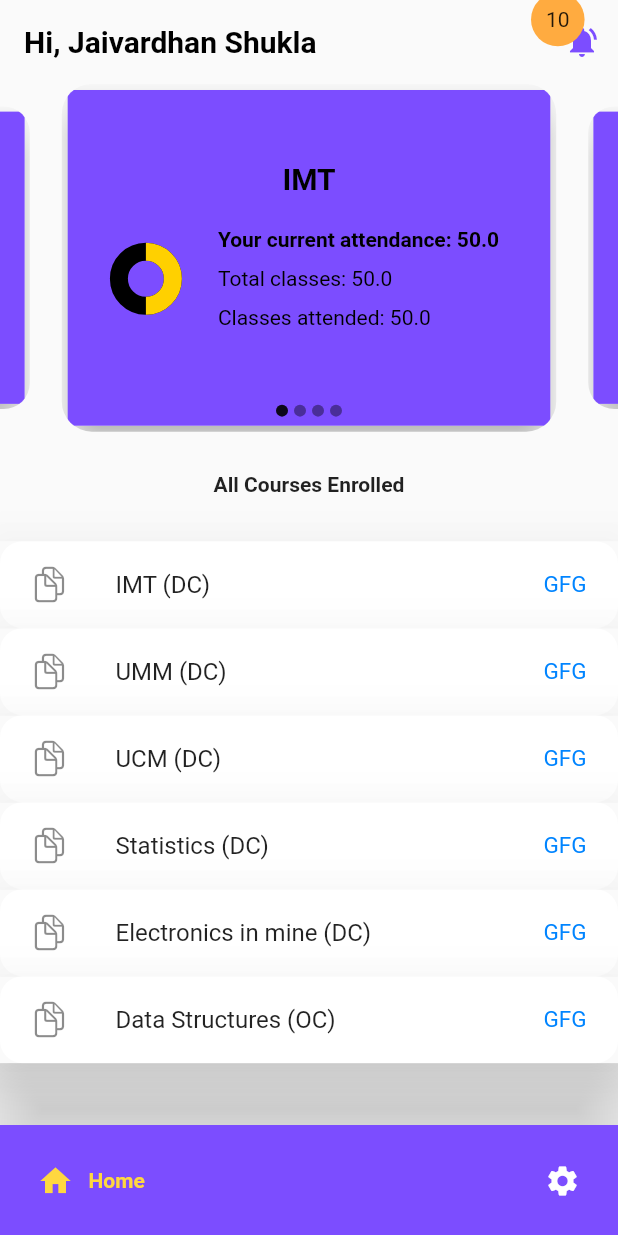
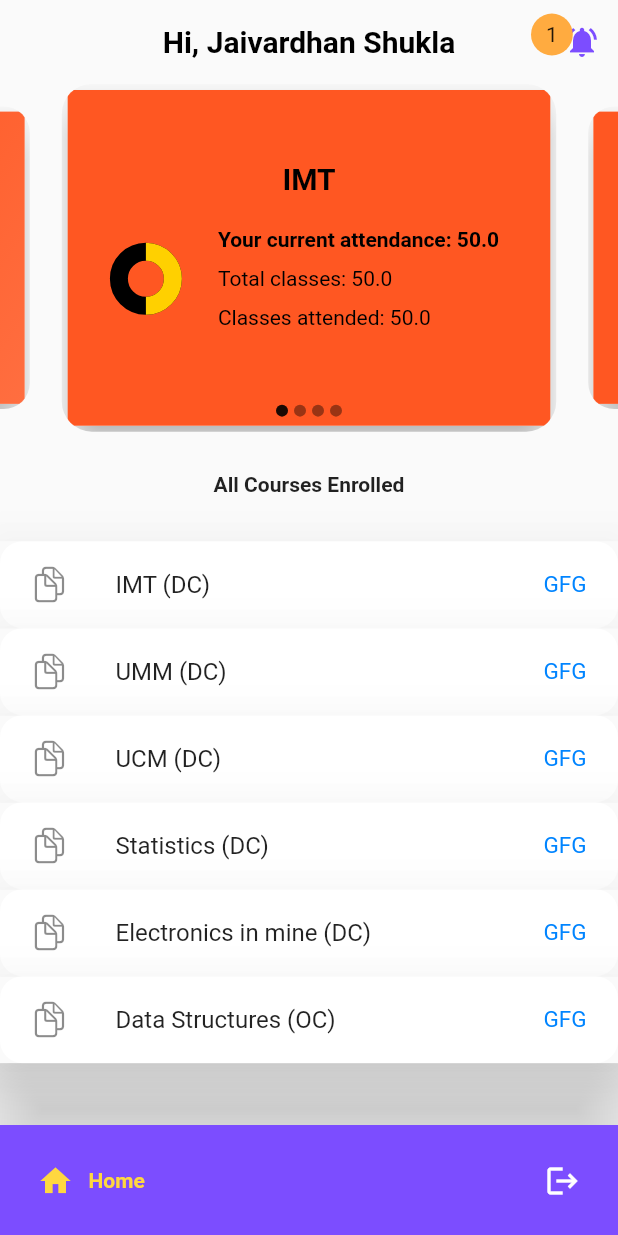
Before and after one commit to jaivsh/Attendance-app-for-department, a Flutter app: the screen it shows after launch, after a tap on "LOGIN", on a phone screen of 412 x 824 dp. Run offline on Flutter 3.47's test engine with Material 2 defaults, Android fonts, the phone set to English and light mode, and no system bars; drawn by our look-alikes of badges, carousel_slider, getwidget, google_nav_bar; our stand-ins replace cloud_firestore, firebase_core, flutter_swiper, google_fonts, open_file and 2 more; missing offline and left inert: dart:ffi, flutter_dynamic_icon, syncfusion_flutter_pdf; accounts and stored records are empty.

Commit message:
moving more stuff-almost done

```diff
--- a/lib/home_screen.dart
+++ b/lib/home_screen.dart
@@ -7,6 +7,7 @@ import 'package:flutter/cupertino.dart';
 import 'package:flutter/material.dart';
 import 'package:flutter/services.dart';
 import 'package:attendance_app/utilities/constants.dart';
+import 'package:flutter_dynamic_icon/flutter_dynamic_icon.dart';
 import 'package:flutter_swiper/flutter_swiper.dart';
 import 'package:getwidget/components/carousel/gf_carousel.dart';
 import 'package:google_nav_bar/google_nav_bar.dart';
@@ -20,7 +21,7 @@ class HomeScreen extends StatefulWidget {
 }
 
 class _HomeScreenState extends State<HomeScreen> {
-  Color _favIconColor = Colors.deepPurpleAccent;
+  final Color _favIconColor = Colors.deepPurpleAccent;
   int _currentIndex = 0;
   static double currentatt = 0.50;
 
@@ -35,7 +36,25 @@ class _HomeScreenState extends State<HomeScreen> {
   }
 
   String username = "Jaivardhan Shukla";
-  int academicnotofications = 10;
+  static int academicnotofications = 1;
+
+  @override
+  void initState() {
+    _showouternotifications(context);
+    super.initState();
+  }
+
+  _showouternotifications(BuildContext context) async {
+    try {
+      await FlutterDynamicIcon.setApplicationIconBadgeNumber(
+          academicnotofications);
+    } on PlatformException {
+      print('Exception: platform not supported for icon badge');
+    } catch (e) {
+      print(e);
+    }
+  }
+
   @override
   Widget build(BuildContext context) {
     return Scaffold(
@@ -49,16 +68,16 @@ class _HomeScreenState extends State<HomeScreen> {
               icon: Icons.home,
               text: 'Home',
               onPressed: () {
-                Navigator.of(context).push(new PageRouteBuilder(
+                Navigator.of(context).push(PageRouteBuilder(
                     opaque: true,
                     transitionDuration: const Duration(),
                     pageBuilder: (BuildContext context, _, __) {
-                      return new HomeScreen();
+                      return HomeScreen();
                     },
                     transitionsBuilder:
                         (_, Animation<double> animation, __, Widget child) {
-                      return new SlideTransition(
-                        position: new Tween<Offset>(
+                      return SlideTransition(
+                        position: Tween<Offset>(
                           begin: const Offset(0, 100),
                           end: Offset.zero,
                         ).animate(animation),
@@ -68,25 +87,10 @@ class _HomeScreenState extends State<HomeScreen> {
               },
             ),
             GButton(
-              icon: Icons.settings,
-              text: 'Settings',
+              icon: Icons.logout,
+              text: 'Logout',
               onPressed: () {
-                Navigator.of(context).push(new PageRouteBuilder(
-                    opaque: true,
-                    transitionDuration: const Duration(),
-                    pageBuilder: (BuildContext context, _, __) {
-                      return new Settings();
-                    },
-                    transitionsBuilder:
-                        (_, Animation<double> animation, __, Widget child) {
-                      return new SlideTransition(
-                        position: new Tween<Offset>(
-                          begin: const Offset(0, 100),
-                          end: Offset.zero,
-                        ).animate(animation),
-                        child: child,
-                      );
-                    }));
+                //implement later
               },
             ),
           ]),
@@ -100,11 +104,13 @@ class _HomeScreenState extends State<HomeScreen> {
               shape: BadgeShape.circle,
               animationDuration: const Duration(seconds: 1),
               badgeColor: Colors.orangeAccent,
-              padding: const EdgeInsets.all(10),
+              padding: const EdgeInsets.only(
+                  top: 20, bottom: 20, left: 10, right: 10),
               badgeContent: Text('$academicnotofications'),
               position: BadgePosition.topStart(),
               child: IconButton(
                 onPressed: () {
+                  _showouternotifications(context);
                   Navigator.push(
                     context,
                     MaterialPageRoute(builder: (context) => const ProfAlert()),
@@ -124,9 +130,11 @@ class _HomeScreenState extends State<HomeScreen> {
         title: Text(
           'Hi, $username',
           style: const TextStyle(
-              fontWeight: FontWeight.bold, color: Colors.black, fontSize: 20),
+            fontWeight: FontWeight.bold,
+            color: Colors.black,
+          ),
         ),
-        centerTitle: false,
+        centerTitle: true,
       ),
       body: Scaffold(
           body: Column(
@@ -144,7 +152,7 @@ class _HomeScreenState extends State<HomeScreen> {
                       borderRadius:
                           const BorderRadius.all(Radius.circular(20.0)),
                       child: Card(
-                        color: Colors.deepPurpleAccent,
+                        color: Colors.deepOrange,
                         elevation: 10,
                         child: card,
                       ),
@@ -249,8 +257,8 @@ class Item1 extends StatelessWidget {
                   1
                 ],
                 colors: [
-                  Colors.deepPurpleAccent,
-                  Colors.deepPurpleAccent,
+                  Colors.deepOrange,
+                  Colors.deepOrange,
                 ]),
           ),
           child: Column(
@@ -333,8 +341,8 @@ class Item2 extends StatelessWidget {
                   1
                 ],
                 colors: [
-                  Colors.deepPurpleAccent,
-                  Colors.deepPurpleAccent,
+                  Colors.deepOrange,
+                  Colors.deepOrange,
                 ]),
           ),
           child: Column(
@@ -417,8 +425,8 @@ class Item3 extends StatelessWidget {
                   1
                 ],
                 colors: [
-                  Colors.deepPurpleAccent,
-                  Colors.deepPurpleAccent,
+                  Colors.deepOrange,
+                  Colors.deepOrange,
                 ]),
           ),
           child: Column(
@@ -426,7 +434,7 @@ class Item3 extends StatelessWidget {
             children: <Widget>[
               const Text("Underground Metalliferous Mining",
                   style: TextStyle(
-                      color: Colors.amber,
+                      color: Colors.black,
                       fontSize: 20.0,
                       fontWeight: FontWeight.bold)),
               Container(
@@ -454,7 +462,7 @@ class Item3 extends StatelessWidget {
                             const Text(
                               'Your current attendance: ${0.4 * 100}%',
                               style: const TextStyle(
-                                  color: Colors.amber,
+                                  color: Colors.black,
                                   fontWeight: FontWeight.bold),
                             ),
                             const SizedBox(
@@ -462,14 +470,14 @@ class Item3 extends StatelessWidget {
                             ),
                             Text(
                               'Total classes: ${curatt * 100}',
-                              style: const TextStyle(color: Colors.amber),
+                              style: const TextStyle(color: Colors.black),
                             ),
                             const SizedBox(
                               height: 10,
                             ),
                             Text(
                               'Classes attended: ${curatt * 100}',
-                              style: const TextStyle(color: Colors.amber),
+                              style: const TextStyle(color: Colors.black),
                             )
                           ],
                         ),
@@ -500,8 +508,8 @@ class Item4 extends StatelessWidget {
                   1
                 ],
                 colors: [
-                  Colors.deepPurpleAccent,
-                  Colors.deepPurpleAccent,
+                  Colors.deepOrange,
+                  Colors.deepOrangeAccent,
                 ]),
           ),
           child: Column(
@@ -509,7 +517,7 @@ class Item4 extends StatelessWidget {
             children: <Widget>[
               const Text("IMT",
                   style: TextStyle(
-                      color: Colors.white,
+                      color: Colors.black,
                       fontSize: 20.0,
                       fontWeight: FontWeight.bold)),
               Container(
@@ -537,7 +545,7 @@ class Item4 extends StatelessWidget {
                             Text(
                               'Your current attendance: ${curatt * 100}',
                               style: const TextStyle(
-                                  color: Colors.white,
+                                  color: Colors.black,
                                   fontWeight: FontWeight.bold),
                             ),
                             const SizedBox(
@@ -545,14 +553,14 @@ class Item4 extends StatelessWidget {
                             ),
                             Text(
                               'Total classes: ${curatt * 100}',
-                              style: const TextStyle(color: Colors.white),
+                              style: const TextStyle(color: Colors.black),
                             ),
                             const SizedBox(
                               height: 10,
                             ),
                             Text(
                               'Classes attended: ${curatt * 100}',
-                              style: const TextStyle(color: Colors.white),
+                              style: const TextStyle(color: Colors.black),
                             )
                           ],
                         ),
--- a/lib/login_screen.dart
+++ b/lib/login_screen.dart
@@ -130,7 +130,7 @@ class _LoginScreenState extends State<LoginScreen> {
 
   Widget _buildLoginBtn() {
     return Container(
-      padding: EdgeInsets.symmetric(vertical: 25.0),
+      padding: const EdgeInsets.symmetric(vertical: 25.0),
       width: double.infinity,
       child: ElevatedButton(
         onPressed: () {
@@ -236,13 +236,6 @@ class _LoginScreenState extends State<LoginScreen> {
   }
 
   @override
-  void initState() {
-    SystemChrome.setSystemUIOverlayStyle(SystemUiOverlayStyle(
-      statusBarColor: Colors.transparent,
-    ));
-    super.initState();
-  }
-
   @override
   Widget build(BuildContext context) {
     return Scaffold(
@@ -286,7 +279,7 @@ class _LoginScreenState extends State<LoginScreen> {
                         height: 200,
                         width: 200,
                       ),
-                      Text(
+                      const Text(
                         'Authenticate',
                         style: TextStyle(
                           color: Colors.white,
--- a/pubspec.yaml
+++ b/pubspec.yaml
@@ -56,6 +56,7 @@ dependencies:
   path_provider: ^2.0.1
   flutter_app_badger: ^1.5.0
   badges: ^2.0.3
+  flutter_dynamic_icon: ^2.1.0
 
 
 dev_dependencies:
```
Also changed, not shown: lib/forgotpassword.dart (+0 -8 lines), lib/mainstuff.dart (+8 -26 lines), lib/register_screen.dart (+0 -8 lines), lib/settings.dart (+19 -12 lines), pubspec.lock.
